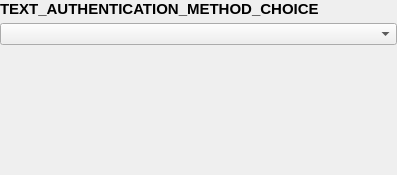
The window that parsec/core/gui/forms/authentication_choice_widget.ui (Scille/parsec-cloud) describes before a commit, drawn with Qt 5.
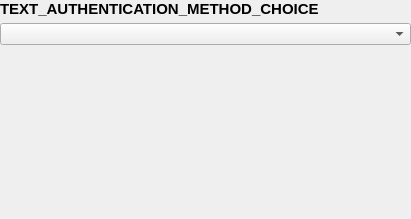
The same window after the commit.

Commit message: [GUI] Update the organization process

```diff
--- a/parsec/core/gui/forms/authentication_choice_widget.ui
+++ b/parsec/core/gui/forms/authentication_choice_widget.ui
@@ -6,8 +6,8 @@
    <rect>
     <x>0</x>
     <y>0</y>
-    <width>397</width>
-    <height>175</height>
+    <width>411</width>
+    <height>219</height>
    </rect>
   </property>
   <property name="windowTitle">
@@ -51,8 +51,8 @@
        <rect>
         <x>0</x>
         <y>0</y>
-        <width>397</width>
-        <height>175</height>
+        <width>411</width>
+        <height>219</height>
        </rect>
       </property>
       <layout class="QVBoxLayout" name="verticalLayout_4">
@@ -129,6 +129,19 @@
          </layout>
         </widget>
        </item>
+       <item>
+        <spacer name="verticalSpacer">
+         <property name="orientation">
+          <enum>Qt::Vertical</enum>
+         </property>
+         <property name="sizeHint" stdset="0">
+          <size>
+           <width>20</width>
+           <height>5</height>
+          </size>
+         </property>
+        </spacer>
+       </item>
       </layout>
      </widget>
     </widget>
```
The commit also changes 6 other files.
